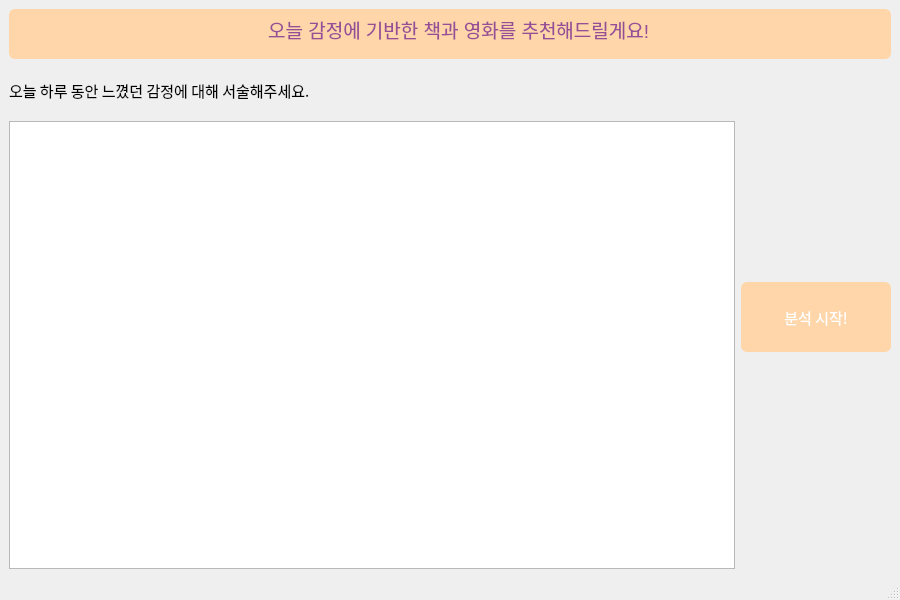
Before: the Qt Designer form ui_files/analysis_tool_main.ui in jiwoo1105/DKU_Opensource_knoo-B, drawn with Qt 5.
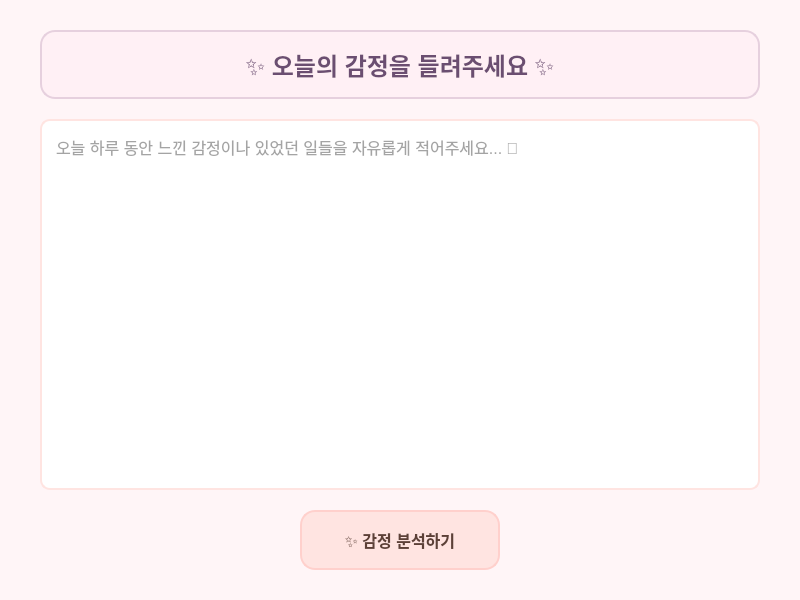
After: the same form once the commit is applied.

```diff
--- a/ui_files/analysis_tool_main.ui
+++ b/ui_files/analysis_tool_main.ui
@@ -6,119 +6,119 @@
    <rect>
     <x>0</x>
     <y>0</y>
-    <width>900</width>
+    <width>800</width>
     <height>600</height>
    </rect>
   </property>
-  <property name="minimumSize">
-   <size>
-    <width>0</width>
-    <height>0</height>
-   </size>
-  </property>
-  <property name="maximumSize">
-   <size>
-    <width>16777215</width>
-    <height>16777215</height>
-   </size>
-  </property>
-  <property name="sizeIncrement">
-   <size>
-    <width>1</width>
-    <height>0</height>
-   </size>
-  </property>
   <property name="windowTitle">
-   <string>MainWindow</string>
+   <string>KNOO-B: 감정 분석 💭</string>
+  </property>
+  <property name="styleSheet">
+   <string notr="true">QMainWindow {
+    background-color: #FFF5F7;
+}</string>
   </property>
   <widget class="QWidget" name="centralwidget">
-   <layout class="QGridLayout" name="gridLayout">
-    <item row="0" column="0">
-     <layout class="QVBoxLayout" name="verticalLayout_3">
+   <layout class="QVBoxLayout" name="verticalLayout_main">
+    <property name="spacing">
+     <number>20</number>
+    </property>
+    <property name="leftMargin">
+     <number>40</number>
+    </property>
+    <property name="topMargin">
+     <number>30</number>
+    </property>
+    <property name="rightMargin">
+     <number>40</number>
+    </property>
+    <property name="bottomMargin">
+     <number>30</number>
+    </property>
       <item>
-       <widget class="QTextBrowser" name="textBrowser">
-        <property name="maximumSize">
-         <size>
-          <width>16777215</width>
-          <height>50</height>
-         </size>
-        </property>
+     <widget class="QLabel" name="title_label">
         <property name="styleSheet">
-         <string notr="true">font: 57 14pt &quot;G마켓 산스 TTF Medium&quot;;
-color: #333333;
-
-border-style: solid;
-border-width: 2px;
-border-color: #FFD6AA; 
-border-radius: 20px;
-border-radius: 6px;
-background-color: #FFD6AA;</string>
-        </property>
-        <property name="html">
-         <string>&lt;!DOCTYPE HTML PUBLIC &quot;-//W3C//DTD HTML 4.0//EN&quot; &quot;http://www.w3.org/TR/REC-html40/strict.dtd&quot;&gt;
-&lt;html&gt;&lt;head&gt;&lt;meta name=&quot;qrichtext&quot; content=&quot;1&quot; /&gt;&lt;style type=&quot;text/css&quot;&gt;
-p, li { white-space: pre-wrap; }
-&lt;/style&gt;&lt;/head&gt;&lt;body style=&quot; font-family:'G마켓 산스 TTF Medium'; font-size:14pt; font-weight:56; font-style:normal;&quot;&gt;
-&lt;p align=&quot;center&quot; style=&quot; margin-top:12px; margin-bottom:12px; margin-left:0px; margin-right:0px; -qt-block-indent:0; text-indent:0px;&quot;&gt;&lt;span style=&quot; font-size:9pt; font-weight:400;&quot;&gt;  &lt;/span&gt;&lt;span style=&quot; font-weight:400; color:#964f96;&quot;&gt;    오늘 감정에 기반한 책과 영화를 추천해드릴게요!  &lt;/span&gt;&lt;/p&gt;&lt;/body&gt;&lt;/html&gt;</string>
+       <string notr="true">QLabel {
+    font-family: &quot;맑은 고딕&quot;;
+    font-size: 18pt;
+    font-weight: bold;
+    color: #6B4E71;
+    background-color: #FFF0F5;
+    border: 2px solid #E6D0DE;
+    border-radius: 15px;
+    padding: 15px;
+}</string>
+      </property>
+      <property name="text">
+       <string>✨ 오늘의 감정을 들려주세요 ✨</string>
+      </property>
+      <property name="alignment">
+       <set>Qt::AlignCenter</set>
         </property>
        </widget>
       </item>
       <item>
-       <layout class="QHBoxLayout" name="horizontalLayout_2">
-        <item>
-         <layout class="QVBoxLayout" name="verticalLayout">
-          <item>
-           <widget class="QLabel" name="label">
+     <widget class="QTextEdit" name="user_emotion_input">
             <property name="minimumSize">
              <size>
               <width>0</width>
-              <height>50</height>
-             </size>
-            </property>
-            <property name="maximumSize">
-             <size>
-              <width>16777215</width>
-              <height>50</height>
-             </size>
-            </property>
-            <property name="font">
-             <font>
-              <family>G마켓 산스 TTF Medium</family>
-              <pointsize>11</pointsize>
-             </font>
-            </property>
-            <property name="text">
-             <string>오늘 하루 동안 느꼈던 감정에 대해 서술해주세요.</string>
+        <height>300</height>
+       </size>
+      </property>
+      <property name="styleSheet">
+       <string notr="true">QTextEdit {
+    font-family: &quot;맑은 고딕&quot;;
+    font-size: 12pt;
+    color: #4A4A4A;
+    background-color: #FFFFFF;
+    border: 2px solid #FFE4E1;
+    border-radius: 10px;
+    padding: 10px;
+}
+QTextEdit:focus {
+    border: 2px solid #FFD0CC;
+}</string>
+      </property>
+      <property name="placeholderText">
+       <string>오늘 하루 동안 느낀 감정이나 있었던 일들을 자유롭게 적어주세요... 💭</string>
             </property>
            </widget>
           </item>
           <item>
-           <widget class="QTextEdit" name="user_emotion_input"/>
-          </item>
-         </layout>
-        </item>
+     <layout class="QHBoxLayout" name="button_layout">
+      <property name="spacing">
+       <number>20</number>
+      </property>
         <item>
-         <layout class="QVBoxLayout" name="verticalLayout_2">
+       <spacer name="horizontalSpacer">
+        <property name="orientation">
+         <enum>Qt::Horizontal</enum>
+        </property>
+        <property name="sizeHint" stdset="0">
+         <size>
+          <width>40</width>
+          <height>20</height>
+         </size>
+        </property>
+       </spacer>
+      </item>
           <item>
            <widget class="QPushButton" name="go_chart">
             <property name="minimumSize">
              <size>
-              <width>150</width>
-              <height>70</height>
-             </size>
-            </property>
-            <property name="font">
-             <font>
-              <family>G마켓 산스 TTF Medium</family>
-              <pointsize>11</pointsize>
-             </font>
-            </property>
+          <width>200</width>
+          <height>60</height>
+         </size>
+        </property>
             <property name="styleSheet">
              <string notr="true">QPushButton {
-    background-color: #FFD6AA;
-    color: white;
-    border: none;
-    border-radius: 6px;
+    font-family: &quot;맑은 고딕&quot;;
+    font-size: 12pt;
+    font-weight: bold;
+    color: #5D4037;
+    background-color: #FFE4E1;
+    border: 2px solid #FFD0CC;
+    border-radius: 15px;
     padding: 10px;
 }
 QPushButton:hover {
@@ -129,19 +129,27 @@
 }</string>
             </property>
             <property name="text">
-             <string>분석 시작!</string>
+         <string>✨ 감정 분석하기</string>
             </property>
            </widget>
           </item>
-         </layout>
+      <item>
+       <spacer name="horizontalSpacer_2">
+        <property name="orientation">
+         <enum>Qt::Horizontal</enum>
+        </property>
+        <property name="sizeHint" stdset="0">
+         <size>
+          <width>40</width>
+          <height>20</height>
+         </size>
+        </property>
+       </spacer>
         </item>
        </layout>
       </item>
      </layout>
-    </item>
-   </layout>
   </widget>
-  <widget class="QStatusBar" name="statusbar"/>
  </widget>
  <resources/>
  <connections/>
```
Left out of the diff: 6 changed lines with no effect on the pictures. Lines whose indentation alone changed are shown as unchanged.
